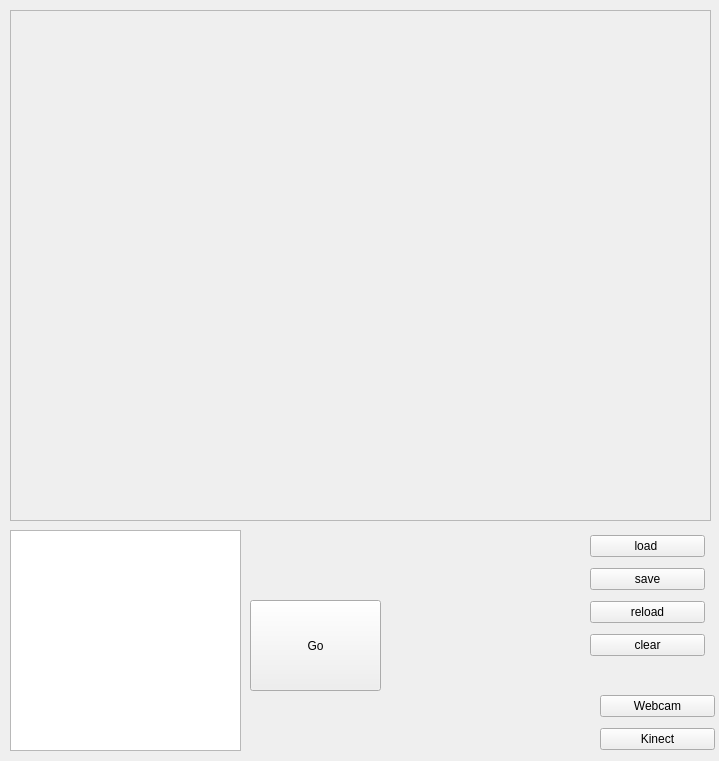
Qt form ui/mainwindow.ui (najlepsiwebdesigner/opencv-lab) before a commit.
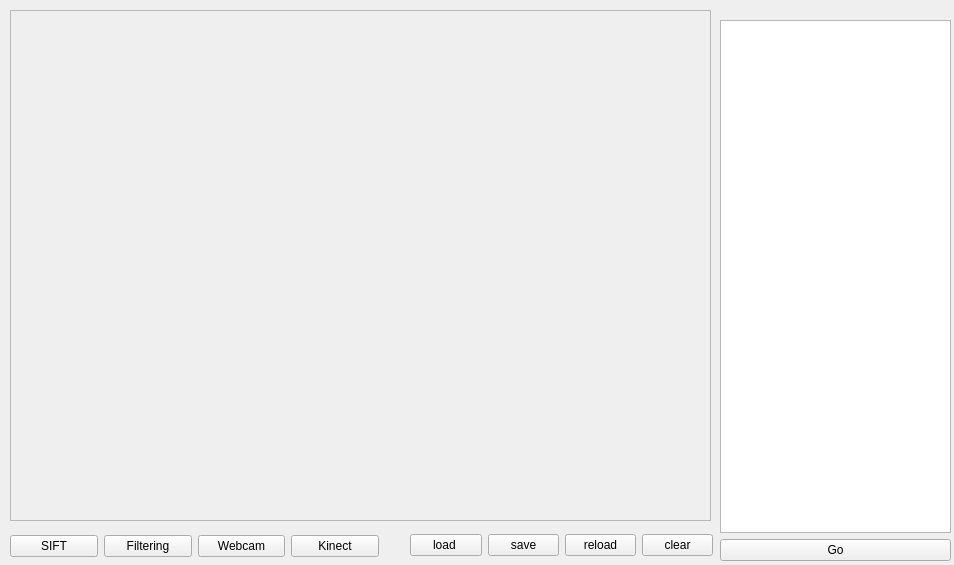
The same form after that commit.

Commit message: upadte app, refactor, update UI, prototype filtering

Patch:
```diff
--- a/ui/mainwindow.ui
+++ b/ui/mainwindow.ui
@@ -6,8 +6,8 @@
    <rect>
     <x>0</x>
     <y>0</y>
-    <width>719</width>
-    <height>761</height>
+    <width>954</width>
+    <height>565</height>
    </rect>
   </property>
   <property name="sizePolicy">
@@ -51,28 +51,49 @@
    <widget class="QWidget" name="layoutWidget">
     <property name="geometry">
      <rect>
-      <x>10</x>
-      <y>530</y>
+      <x>720</x>
+      <y>20</y>
       <width>231</width>
-      <height>221</height>
+      <height>541</height>
      </rect>
     </property>
     <layout class="QVBoxLayout" name="verticalLayout">
      <item>
       <widget class="QListView" name="operationsList"/>
      </item>
+     <item>
+      <widget class="QPushButton" name="executeButton">
+       <property name="text">
+        <string>Go</string>
+       </property>
+      </widget>
+     </item>
     </layout>
    </widget>
-   <widget class="QWidget" name="layoutWidget">
+   <widget class="QWidget" name="horizontalLayoutWidget">
     <property name="geometry">
      <rect>
-      <x>600</x>
-      <y>690</y>
-      <width>115</width>
-      <height>66</height>
+      <x>10</x>
+      <y>530</y>
+      <width>369</width>
+      <height>32</height>
      </rect>
     </property>
-    <layout class="QVBoxLayout" name="verticalLayout_2">
+    <layout class="QHBoxLayout" name="horizontalLayout">
+     <item>
+      <widget class="QPushButton" name="SIFT">
+       <property name="text">
+        <string>SIFT</string>
+       </property>
+      </widget>
+     </item>
+     <item>
+      <widget class="QPushButton" name="filtering">
+       <property name="text">
+        <string>Filtering</string>
+       </property>
+      </widget>
+     </item>
      <item>
       <widget class="QPushButton" name="showWebcam">
        <property name="text">
@@ -95,16 +116,16 @@
      </item>
     </layout>
    </widget>
-   <widget class="QWidget" name="layoutWidget">
+   <widget class="QWidget" name="horizontalLayoutWidget_2">
     <property name="geometry">
      <rect>
-      <x>590</x>
+      <x>410</x>
       <y>530</y>
-      <width>115</width>
-      <height>134</height>
+      <width>303</width>
+      <height>31</height>
      </rect>
     </property>
-    <layout class="QVBoxLayout" name="verticalLayout_3">
+    <layout class="QHBoxLayout" name="horizontalLayout_2">
      <item>
       <widget class="QPushButton" name="loadPicture">
        <property name="text">
@@ -135,21 +156,6 @@
      </item>
     </layout>
    </widget>
-   <widget class="QPushButton" name="executeButton">
-    <property name="geometry">
-     <rect>
-      <x>250</x>
-      <y>600</y>
-      <width>131</width>
-      <height>91</height>
-     </rect>
-    </property>
-    <property name="text">
-     <string>Go</string>
-    </property>
-   </widget>
-   <zorder>layoutWidget</zorder>
-   <zorder>layoutWidget</zorder>
    <zorder>layoutWidget</zorder>
    <zorder>scrollArea</zorder>
    <zorder>executeButton</zorder>
```
Left out of the diff: 3 changed lines with no effect on the pictures. The commit also changes 6 other files.
